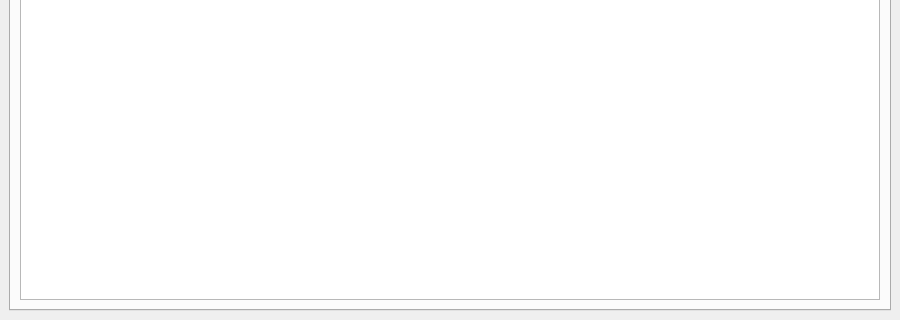
This is src/ui/MainWindow.ui in kuf1k/my-project as Qt 5 draws it before an edit; both pictures show x 0 to 900 and y 280 to 600 of the 900 by 600 pixel window. The edited form follows.
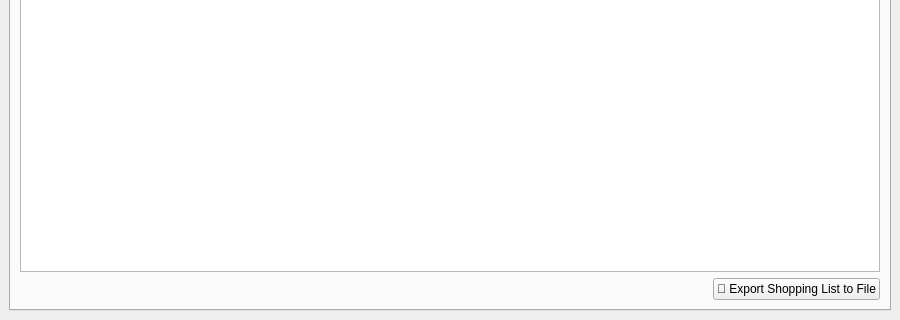
This is the edited form. The open tabs and pages were chosen to show the change.

Commit message: feat(ui): add export shopping list button

What changed in the file:
```diff
--- a/src/ui/MainWindow.ui
+++ b/src/ui/MainWindow.ui
@@ -197,6 +197,30 @@
                                 <item>
                                     <widget class="QTableWidget" name="shoppingTableWidget"/>
                                 </item>
+                                <item>
+                                    <layout class="QHBoxLayout" name="shoppingBottomLayout">
+                                        <item>
+                                            <spacer name="shoppingBottomSpacer">
+                                                <property name="orientation">
+                                                    <enum>Qt::Horizontal</enum>
+                                                </property>
+                                                <property name="sizeHint" stdset="0">
+                                                    <size>
+                                                        <width>40</width>
+                                                        <height>20</height>
+                                                    </size>
+                                                </property>
+                                            </spacer>
+                                        </item>
+                                        <item>
+                                            <widget class="QPushButton" name="exportShoppingListButton">
+                                                <property name="text">
+                                                    <string>💾 Export Shopping List to File</string>
+                                                </property>
+                                            </widget>
+                                        </item>
+                                    </layout>
+                                </item>
                             </layout>
                         </widget>
 
```
The commit also changes 2 other files.
